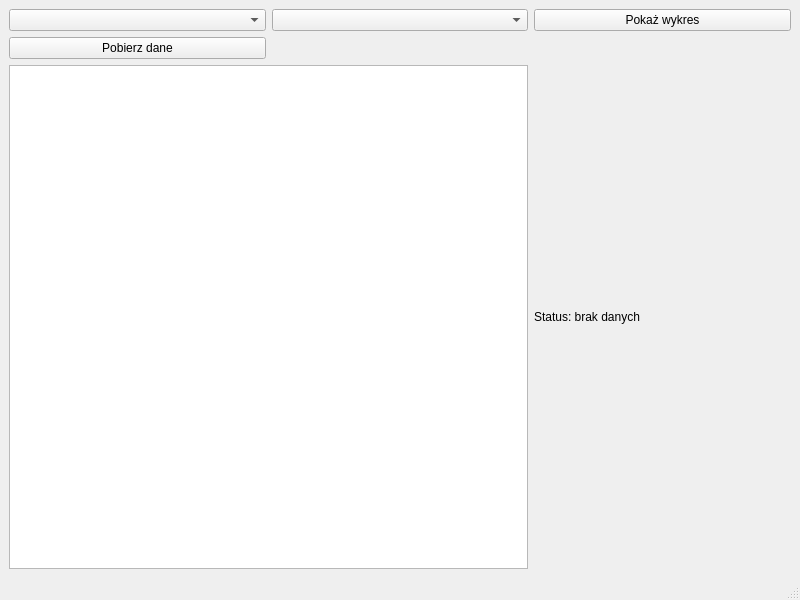
First picture: the form in mainwindow.ui, repository advancedDummy/AirQualityMonitor, before the edit.
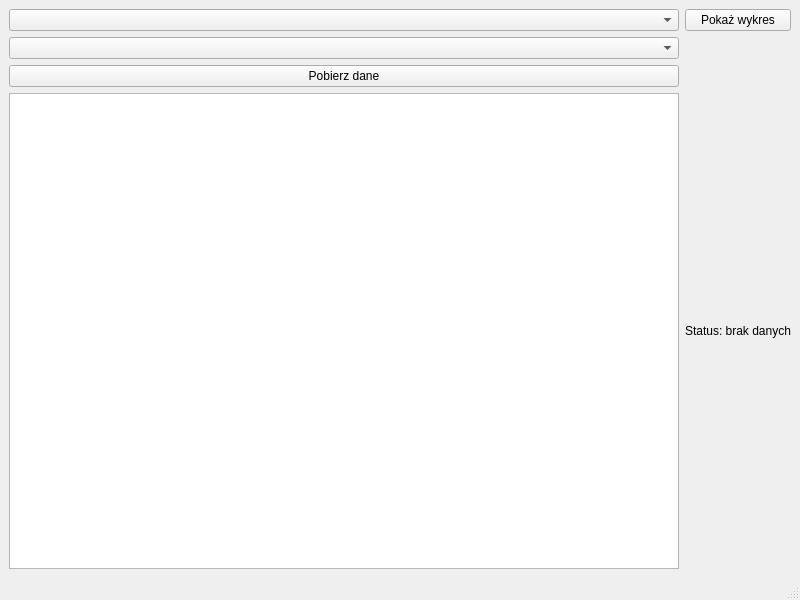
Second picture: the form after the edit.

Commit message: Added the ability to view measurement data on a graph.

```diff
--- a/mainwindow.ui
+++ b/mainwindow.ui
@@ -15,30 +15,30 @@
   </property>
   <widget class="QWidget" name="centralwidget">
    <layout class="QGridLayout" name="gridLayout">
-    <item row="3" column="3">
+    <item row="4" column="2">
      <widget class="QLabel" name="statusLabel">
       <property name="text">
        <string>Status: brak danych</string>
       </property>
      </widget>
     </item>
-    <item row="3" column="0" colspan="2">
+    <item row="3" column="0">
+     <widget class="QPushButton" name="fetchDataButton">
+      <property name="text">
+       <string>Pobierz dane</string>
+      </property>
+     </widget>
+    </item>
+    <item row="1" column="0">
+     <widget class="QComboBox" name="sensorComboBox"/>
+    </item>
+    <item row="4" column="0">
      <widget class="QTextEdit" name="analysisTextEdit"/>
     </item>
     <item row="0" column="0">
      <widget class="QComboBox" name="stationComboBox"/>
     </item>
-    <item row="0" column="1">
-     <widget class="QComboBox" name="sensorComboBox"/>
-    </item>
-    <item row="2" column="0">
-     <widget class="QPushButton" name="fetchDataButton">
-      <property name="text">
-       <string>Pobierz dane</string>
-      </property>
-     </widget>
-    </item>
-    <item row="0" column="3">
+    <item row="0" column="2">
      <widget class="QPushButton" name="showChartButton">
       <property name="text">
        <string>Pokaż wykres</string>
```
The commit also changes 2 other files.
